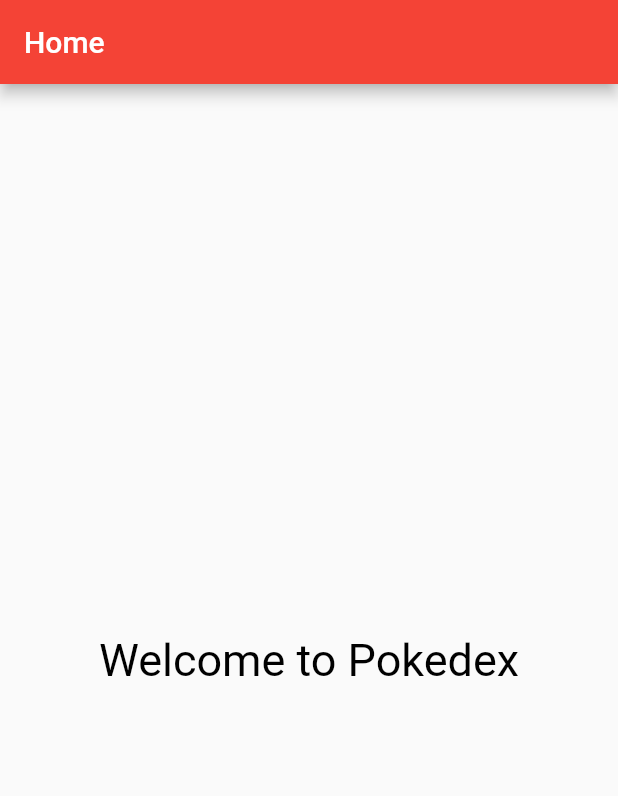
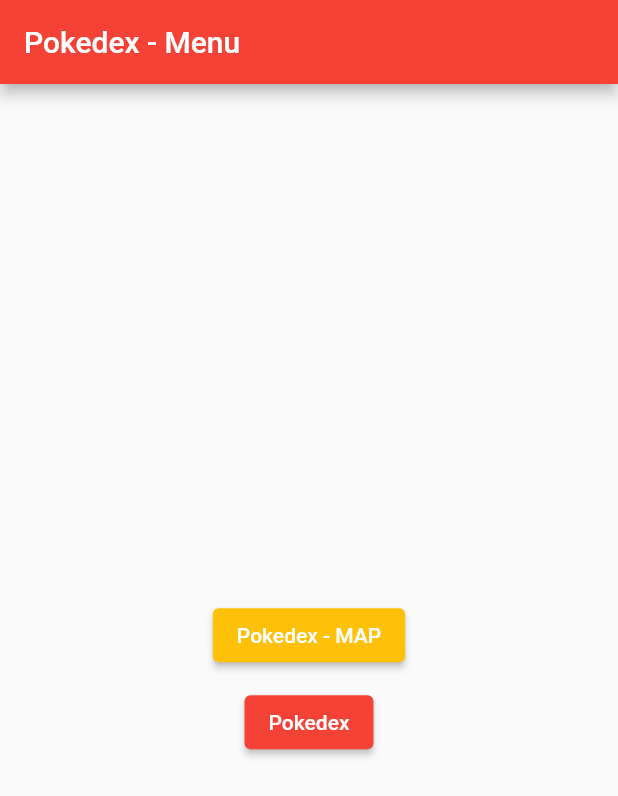
Before and after one commit to PurpleGuy635/pokedex_flutter, a Flutter app: the screen it shows after launch, on a phone screen of 412 x 824 dp. Shown: the top 796 px of the screen. Run offline on Flutter 3.47's test engine with Material 2 defaults, Android fonts, the phone set to English and light mode, and no system bars.

Commit message:
mise a jour du contenu des pages

```diff
--- a/lib/mapscreen.dart
+++ b/lib/mapscreen.dart
@@ -4,9 +4,9 @@ class mapscreen extends StatelessWidget {
   @override
   Widget build(BuildContextcontext) {
     return Scaffold(
-      appBar: AppBar(title: Text("Home")),
+      appBar: AppBar(title: Text("Pokedex - Map")),
       body: const Center(
-          child: Text("Welcome to Pokedex",
+          child: Text("Welcome to Map screen",
               style: TextStyle(color: Colors.black, fontSize: 30))),
     );
   }
--- a/lib/menu.dart
+++ b/lib/menu.dart
@@ -1,13 +1,40 @@
 import 'package:flutter/material.dart';
+import 'main.dart';
 
 class HomeScreen extends StatelessWidget {
   @override
-  Widget build(BuildContextcontext) {
+  Widget build(BuildContext context) {
     return Scaffold(
-      appBar: AppBar(title: Text("Home")),
-      body: const Center(
-          child: Text("Welcome to Pokedex",
-              style: TextStyle(color: Colors.black, fontSize: 30))),
+      appBar: AppBar(
+        title: Text("Pokedex - Menu"),
+      ),
+      body: Center(
+        child: Column(
+          mainAxisAlignment: MainAxisAlignment.center,
+          children: <Widget>[
+            const Padding(padding: EdgeInsets.only(bottom: 25)),
+            ElevatedButton(
+                onPressed: () {
+                  Navigator.pushNamed(context, '/route1');
+                },
+                child: const Text("Pokedex - MAP"),
+                style: ButtonStyle(
+                    backgroundColor: MaterialStateProperty.resolveWith(
+                        (states) => Colors.amber))),
+            const Padding(padding: EdgeInsets.only(bottom: 10)),
+            ElevatedButton(
+              onPressed: () {
+                Navigator.pushNamed(context, '/route2');
+              },
+              child: const Text("Pokedex"),
+              style: ButtonStyle(
+                backgroundColor:
+                    MaterialStateProperty.resolveWith((states) => Colors.red),
+              ),
+            ),
+          ],
+        ),
+      ),
     );
   }
 }
--- a/lib/pokedexscreen.dart
+++ b/lib/pokedexscreen.dart
@@ -4,7 +4,7 @@ class pokedexscreen extends StatelessWidget {
   @override
   Widget build(BuildContextcontext) {
     return Scaffold(
-      appBar: AppBar(title: Text("Home")),
+      appBar: AppBar(title: Text("Pokedex")),
       body: const Center(
           child: Text("Welcome to Pokedex",
               style: TextStyle(color: Colors.black, fontSize: 30))),
```
